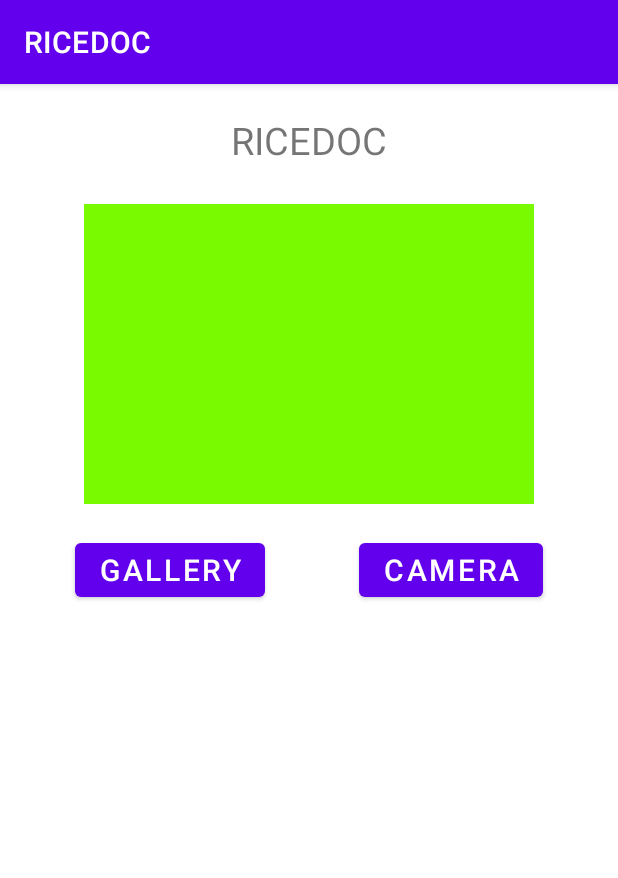
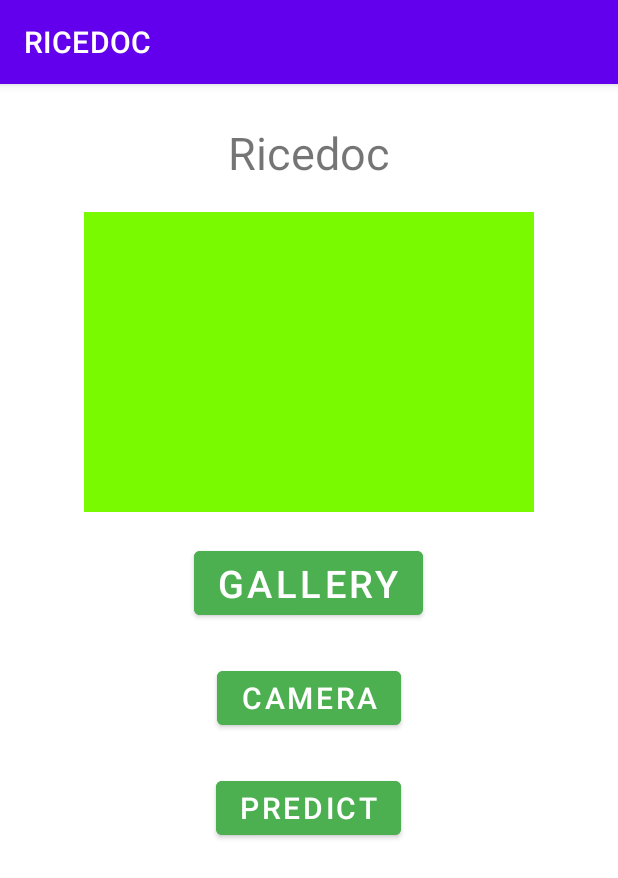
Before and after one commit to Petercabalda/RICEDOC, an Android app: the screen it shows after launch (page2), on a phone screen of 412 x 824 dp. Shown: the top 878 px of the screen. Run offline under Robolectric (Android 15) with nearby library versions, the phone set to English and light mode, and no system bars.

Commit message:
Capture and Gallery done

```diff
--- a/app/src/main/AndroidManifest.xml
+++ b/app/src/main/AndroidManifest.xml
@@ -1,6 +1,8 @@
 <?xml version="1.0" encoding="utf-8"?>
 <manifest xmlns:android="http://schemas.android.com/apk/res/android"
     xmlns:tools="http://schemas.android.com/tools">
+
+   <uses-permission android:name="android.permission.CAMERA"/>
 
     <application
         android:allowBackup="true"
--- a/app/src/main/java/com/example/ricedoc/page2.java
+++ b/app/src/main/java/com/example/ricedoc/page2.java
@@ -1,11 +1,16 @@
 package com.example.ricedoc;
 
+import androidx.annotation.NonNull;
 import androidx.annotation.Nullable;
 import androidx.appcompat.app.AppCompatActivity;
+import androidx.core.app.ActivityCompat;
 
+import android.Manifest;
 import android.content.Intent;
+import android.content.pm.PackageManager;
 import android.graphics.Bitmap;
 import android.net.Uri;
+import android.os.Build;
 import android.os.Bundle;
 import android.provider.MediaStore;
 import android.view.View;
@@ -16,7 +21,7 @@ import java.io.IOException;
 
 public class page2 extends AppCompatActivity {
 
-Button selectBtn,captureBtn;
+Button selectBtn,captureBtn, predictBtn;
 Bitmap bitmap;
 ImageView imageView;
 
@@ -25,8 +30,11 @@ ImageView imageView;
         super.onCreate(savedInstanceState);
         setContentView(R.layout.activity_page2);
 
+        getPermission();
+
         selectBtn = findViewById(R.id.selectBtn);
         captureBtn = findViewById(R.id.captureBtn);
+        predictBtn = findViewById(R.id.predictBtn);
         imageView = findViewById(R.id.imageView);
 
         selectBtn.setOnClickListener(new View.OnClickListener() {
@@ -38,19 +46,58 @@ ImageView imageView;
                 startActivityForResult(intent, 10);
             }
         });
+        captureBtn.setOnClickListener(new View.OnClickListener() {
+            @Override
+            public void onClick(View view) {
+                Intent intent = new Intent(MediaStore.ACTION_IMAGE_CAPTURE);
+                startActivityForResult(intent, 12);
+            }
+        });
+predictBtn.setOnClickListener(new View.OnClickListener() {
+    @Override
+    public void onClick(View view) {
+
+    }
+});
+    }
+void getPermission(){
+        if(Build.VERSION.SDK_INT >= Build.VERSION_CODES.M){
+            if(checkSelfPermission(Manifest.permission.CAMERA)!= PackageManager.PERMISSION_GRANTED){
+                ActivityCompat.requestPermissions(page2.this, new String[]{Manifest.permission.CAMERA},11);
+            }
+        }
+}
+
+    @Override
+    public void onRequestPermissionsResult(int requestCode, @NonNull String[] permissions, @NonNull int[] grantResults) {
+        if(requestCode==11){
+            if(grantResults.length>0){
+                if(grantResults[0]!=PackageManager.PERMISSION_GRANTED){
+                    this.getPermission();
+                }
+            }
+        }
+        super.onRequestPermissionsResult(requestCode, permissions, grantResults);
     }
 
     @Override
     protected void onActivityResult(int requestCode, int resultCode, @Nullable Intent data) {
-        if(data!=null){
-            Uri uri = data.getData() ;
-            try {
-                bitmap = MediaStore.Images.Media.getBitmap(this.getContentResolver(), uri);
-                imageView.setImageBitmap(bitmap);
-            } catch (IOException e) {
-                e.printStackTrace();
+        if(requestCode==10) {
+            if (data != null) {
+                Uri uri = data.getData();
+                try {
+                    bitmap = MediaStore.Images.Media.getBitmap(this.getContentResolver(), uri);
+                    imageView.setImageBitmap(bitmap);
+                } catch (IOException e) {
+                    e.printStackTrace();
+                }
             }
+        }
+        else if(requestCode==12){
+            bitmap = (Bitmap) data.getExtras().get("data");
+            imageView.setImageBitmap(bitmap);
         }
         super.onActivityResult(requestCode, resultCode, data);
     }
+
 }
--- a/app/src/main/res/layout/activity_page2.xml
+++ b/app/src/main/res/layout/activity_page2.xml
@@ -4,16 +4,18 @@
     xmlns:tools="http://schemas.android.com/tools"
     android:layout_width="match_parent"
     android:layout_height="match_parent"
-    tools:context=".page2">
+    tools:context=".page2"
+    >
 
     <TextView
         android:layout_width="match_parent"
         android:layout_height="40dp"
         android:id="@+id/title"
-        android:text="RICEDOC"
+        android:text="Ricedoc"
         android:textAlignment="center"
-        android:textSize="25dp"
-        android:layout_marginTop="20dp"/>
+        android:textSize="30dp"
+        android:layout_marginTop="25dp"
+        />
 
     <ImageView
         android:layout_width="300dp"
@@ -31,21 +33,31 @@
         android:text="Gallery"
         android:layout_below="@+id/imageView"
         android:id="@+id/selectBtn"
-        android:textSize="20dp"
+        android:textSize="25dp"
         android:layout_marginTop="20dp"
-        android:layout_marginLeft="50dp"
-        android:layout_alignParentLeft="true"
+        android:layout_centerHorizontal="true"
+        android:backgroundTint="#4CAF50"
         />
-
     <Button
         android:layout_width="wrap_content"
         android:layout_height="wrap_content"
         android:text="Camera"
         android:textSize="20dp"
-        android:layout_below="@+id/imageView"
+        android:layout_below="@+id/selectBtn"
         android:id="@+id/captureBtn"
-        android:layout_marginTop="20dp"
-        android:layout_marginRight="50dp"
-        android:layout_alignParentRight="true"
+        android:layout_marginTop="25dp"
+        android:layout_centerHorizontal="true"
+        android:backgroundTint="#4CAF50"
+        />
+    <Button
+        android:layout_width="wrap_content"
+        android:layout_height="wrap_content"
+        android:text="Predict"
+        android:textSize="20dp"
+        android:layout_below="@+id/captureBtn"
+        android:id="@+id/predictBtn"
+        android:layout_marginTop="25dp"
+        android:layout_centerHorizontal="true"
+        android:backgroundTint="#4CAF50"
         />
 </RelativeLayout>
```
